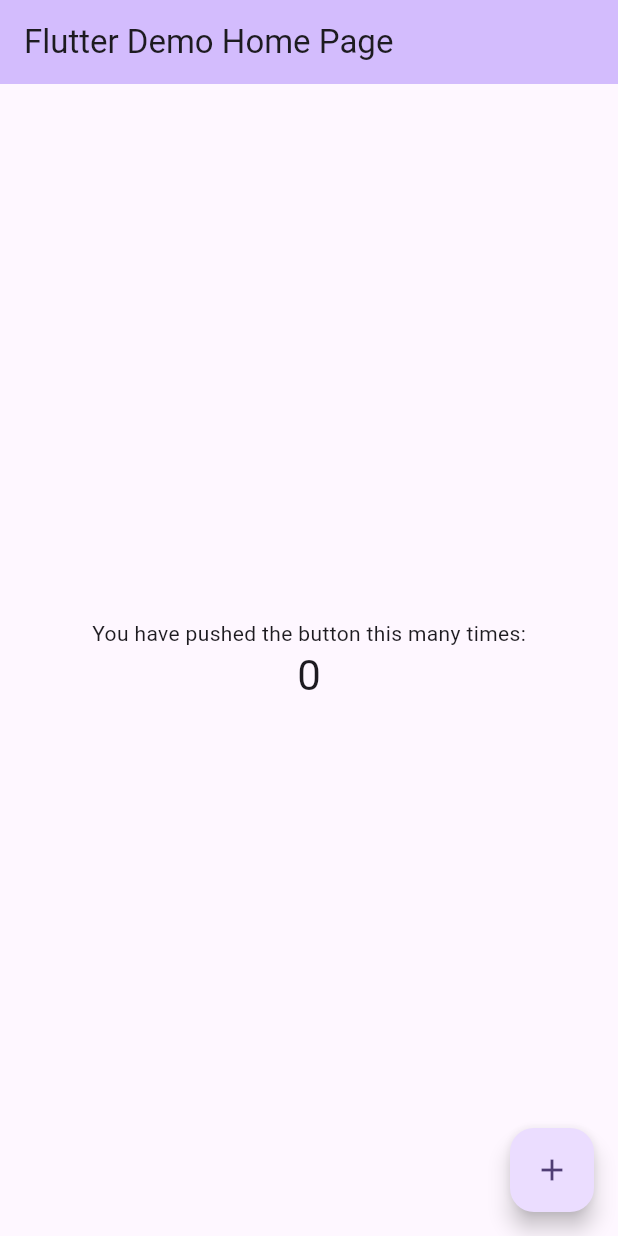
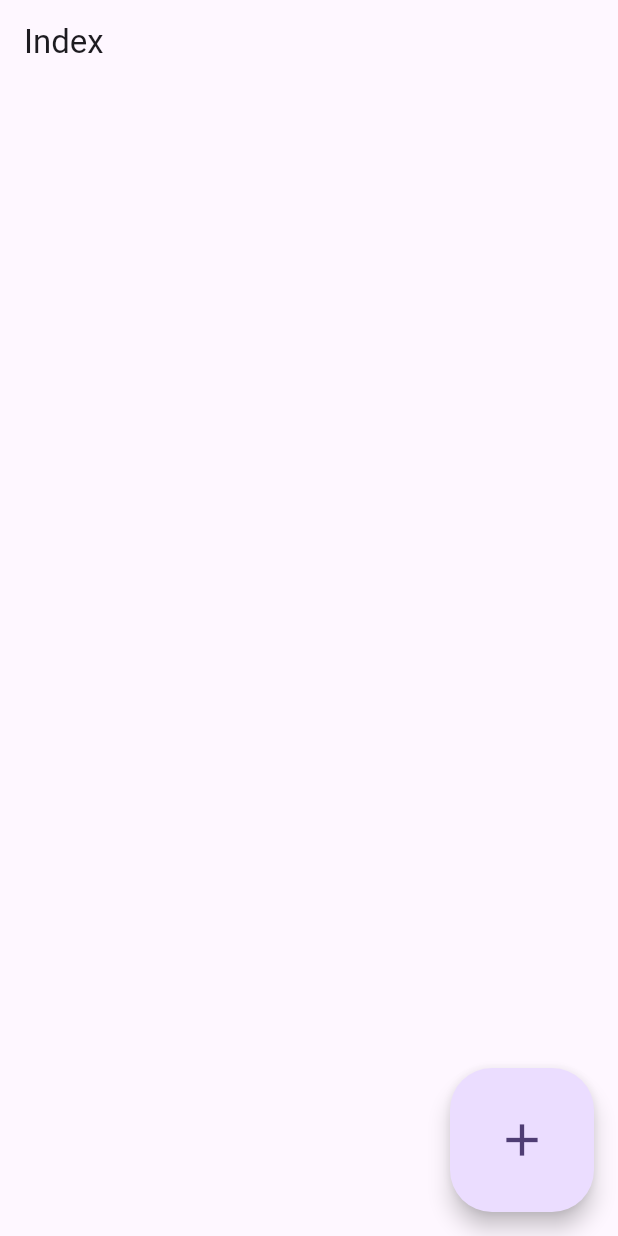
Before and after one commit to mahdimsr/flutter-todo, a Flutter app: the screen it shows after launch, on a phone screen of 412 x 824 dp. Run offline on Flutter 3.47's test engine with Material 2 defaults, Android fonts, the phone set to English and light mode, and no system bars.

Commit message:
add route manager

```diff
--- a/lib/main.dart
+++ b/lib/main.dart
@@ -1,5 +1,5 @@
 import 'package:flutter/material.dart';
-
+import 'package:todo/views/utils/route_manager.dart';
 void main() {
   runApp(const MyApp());
 }
@@ -31,95 +31,8 @@ class MyApp extends StatelessWidget {
         colorScheme: ColorScheme.fromSeed(seedColor: Colors.deepPurple),
         useMaterial3: true,
       ),
-      home: const MyHomePage(title: 'Flutter Demo Home Page'),
+      initialRoute: '/',
+      onGenerateRoute: RouteManager.generateRoute,
     );
   }
 }
-
-class MyHomePage extends StatefulWidget {
-  const MyHomePage({super.key, required this.title});
-
-  // This widget is the home page of your application. It is stateful, meaning
-  // that it has a State object (defined below) that contains fields that affect
-  // how it looks.
-
-  // This class is the configuration for the state. It holds the values (in this
-  // case the title) provided by the parent (in this case the App widget) and
-  // used by the build method of the State. Fields in a Widget subclass are
-  // always marked "final".
-
-  final String title;
-
-  @override
-  State<MyHomePage> createState() => _MyHomePageState();
-}
-
-class _MyHomePageState extends State<MyHomePage> {
-  int _counter = 0;
-
-  void _incrementCounter() {
-    setState(() {
-      // This call to setState tells the Flutter framework that something has
-      // changed in this State, which causes it to rerun the build method below
-      // so that the display can reflect the updated values. If we changed
-      // _counter without calling setState(), then the build method would not be
-      // called again, and so nothing would appear to happen.
-      _counter++;
-    });
-  }
-
-  @override
-  Widget build(BuildContext context) {
-    // This method is rerun every time setState is called, for instance as done
-    // by the _incrementCounter method above.
-    //
-    // The Flutter framework has been optimized to make rerunning build methods
-    // fast, so that you can just rebuild anything that needs updating rather
-    // than having to individually change instances of widgets.
-    return Scaffold(
-      appBar: AppBar(
-        // TRY THIS: Try changing the color here to a specific color (to
-        // Colors.amber, perhaps?) and trigger a hot reload to see the AppBar
-        // change color while the other colors stay the same.
-        backgroundColor: Theme.of(context).colorScheme.inversePrimary,
-        // Here we take the value from the MyHomePage object that was created by
-        // the App.build method, and use it to set our appbar title.
-        title: Text(widget.title),
-      ),
-      body: Center(
-        // Center is a layout widget. It takes a single child and positions it
-        // in the middle of the parent.
-        child: Column(
-          // Column is also a layout widget. It takes a list of children and
-          // arranges them vertically. By default, it sizes itself to fit its
-          // children horizontally, and tries to be as tall as its parent.
-          //
-          // Column has various properties to control how it sizes itself and
-          // how it positions its children. Here we use mainAxisAlignment to
-          // center the children vertically; the main axis here is the vertical
-          // axis because Columns are vertical (the cross axis would be
-          // horizontal).
-          //
-          // TRY THIS: Invoke "debug painting" (choose the "Toggle Debug Paint"
-          // action in the IDE, or press "p" in the console), to see the
-          // wireframe for each widget.
-          mainAxisAlignment: MainAxisAlignment.center,
-          children: <Widget>[
-            const Text(
-              'You have pushed the button this many times:',
-            ),
-            Text(
-              '$_counter',
-              style: Theme.of(context).textTheme.headlineMedium,
-            ),
-          ],
-        ),
-      ),
-      floatingActionButton: FloatingActionButton(
-        onPressed: _incrementCounter,
-        tooltip: 'Increment',
-        child: const Icon(Icons.add),
-      ), // This trailing comma makes auto-formatting nicer for build methods.
-    );
-  }
-}
--- /dev/null
+++ b/lib/views/screens/index_screen.dart
@@ -0,0 +1,24 @@
+import 'package:flutter/material.dart';
+
+class IndexScreen extends StatefulWidget {
+  const IndexScreen({Key? key}) : super(key: key);
+
+  @override
+  State<IndexScreen> createState() => _IndexScreenState();
+}
+
+class _IndexScreenState extends State<IndexScreen> {
+  @override
+  Widget build(BuildContext context) {
+    return Scaffold(
+      appBar: AppBar(
+        title: const Text('Index'),
+      ),
+      body: Container(),
+      floatingActionButton: FloatingActionButton.large(onPressed: () {},
+      child: const Icon(
+        Icons.add
+      )),
+    );
+  }
+}
--- /dev/null
+++ b/lib/views/utils/route_manager.dart
@@ -0,0 +1,27 @@
+import 'package:flutter/material.dart';
+import 'package:todo/views/screens/index_screen.dart';
+
+class RouteManager{
+
+  static Route<dynamic> generateRoute(RouteSettings settings){
+
+    final arguments = settings.arguments;
+
+    switch(settings.name){
+      case '/' :
+
+        return MaterialPageRoute(builder: (_) => const IndexScreen());
+
+      default:
+
+        return MaterialPageRoute(builder: (_) {
+
+          return Scaffold(
+            body: Center(
+              child: Text('Route with name ${settings.name} not defined'),
+            ),
+          );
+        });
+    }
+  }
+}
```
